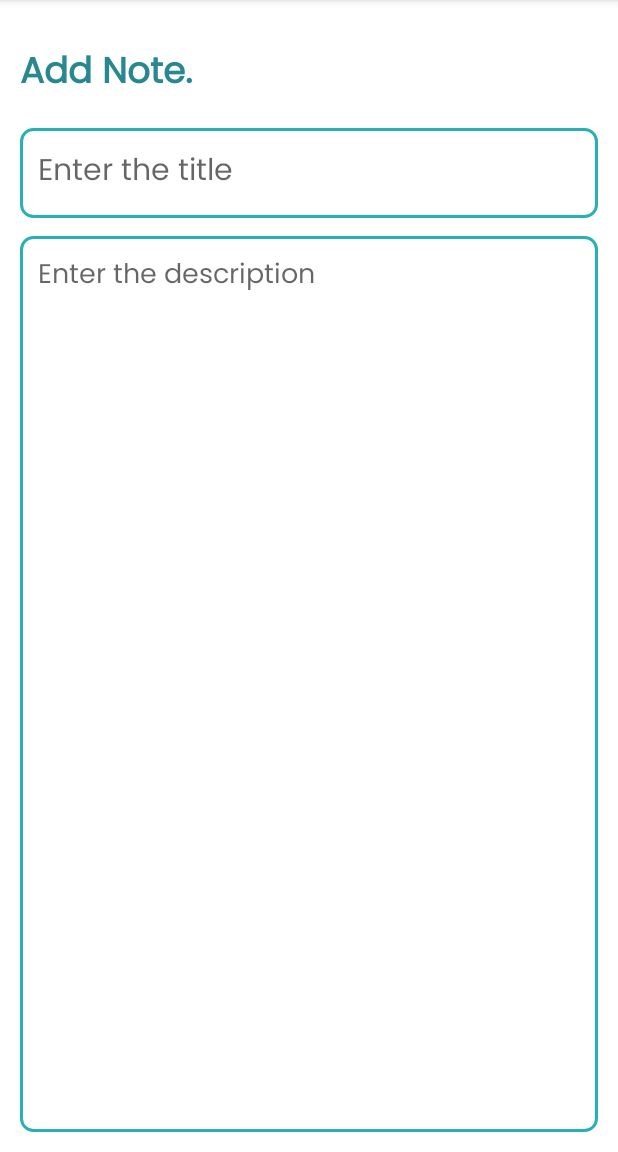
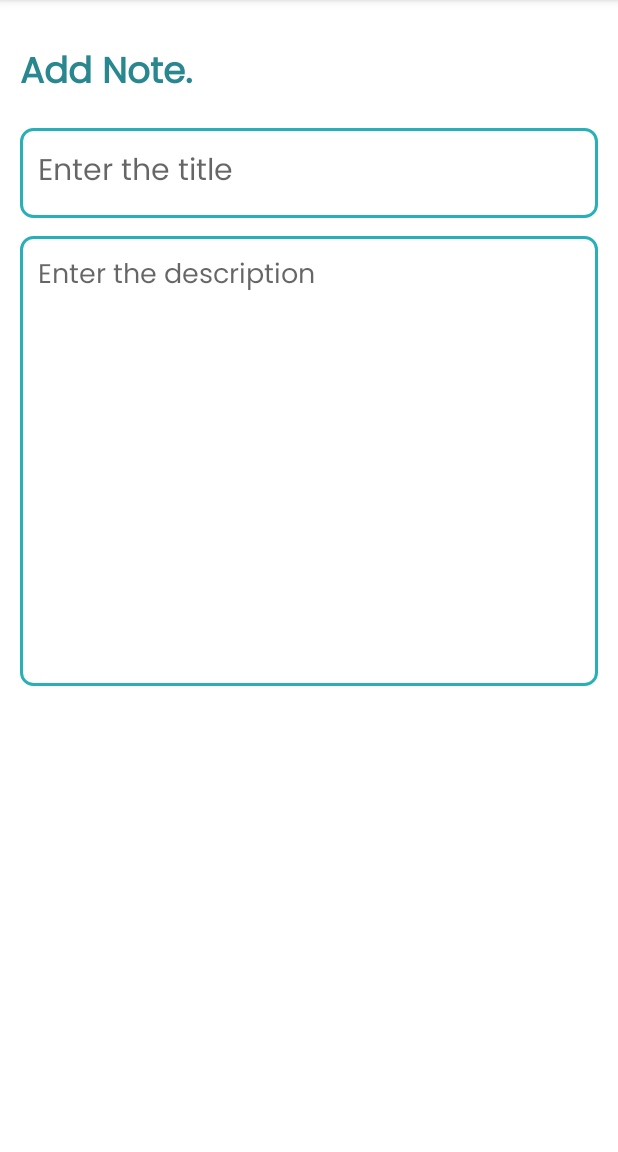
Before and after one commit to Dull04/EquilibrareApp, an Android app: the AddNoteFragment screen opened through its navigation route, on a phone screen of 412 x 824 dp, the part 84-1236 px from its top. Run offline under Robolectric (Android 15) with nearby library versions, the phone set to English and light mode, and no system bars; our stand-ins replace Room's generated code, data binding.

Commit message:
menambah minHeight, height menjadi wrap

```diff
--- a/app/src/main/res/layout/fragment_add_note.xml
+++ b/app/src/main/res/layout/fragment_add_note.xml
@@ -39,7 +39,8 @@
         <EditText
             android:id="@+id/addNoteDesc"
             android:layout_width="match_parent"
-            android:layout_height="match_parent"
+            android:minHeight="300dp"
+            android:layout_height="wrap_content"
             android:hint="Enter the description"
             android:gravity="top"
             android:padding="12dp"
```
